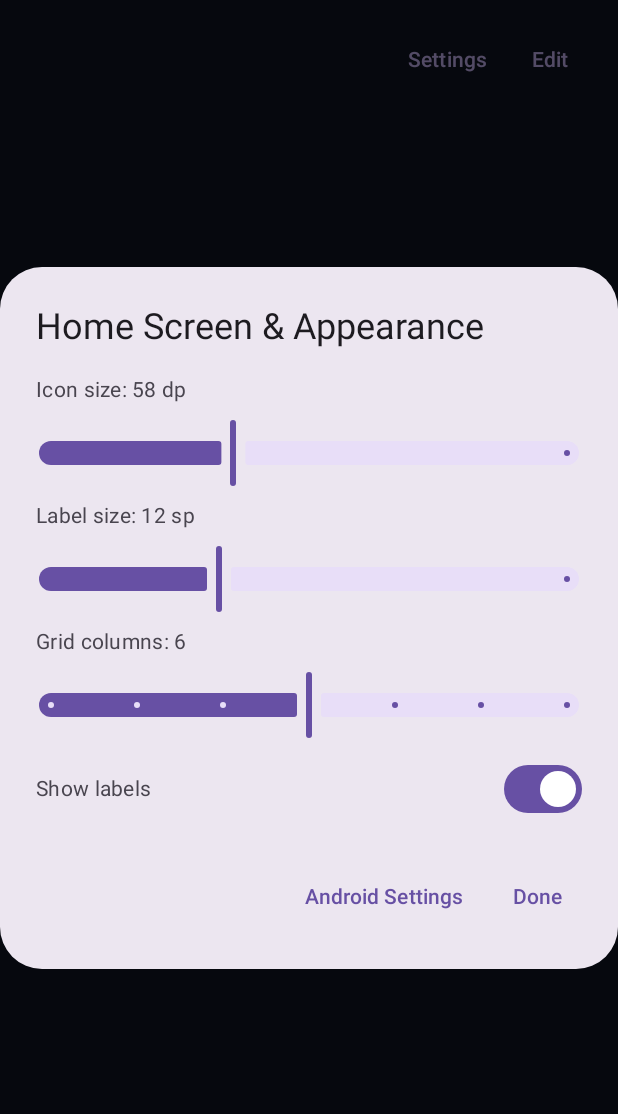
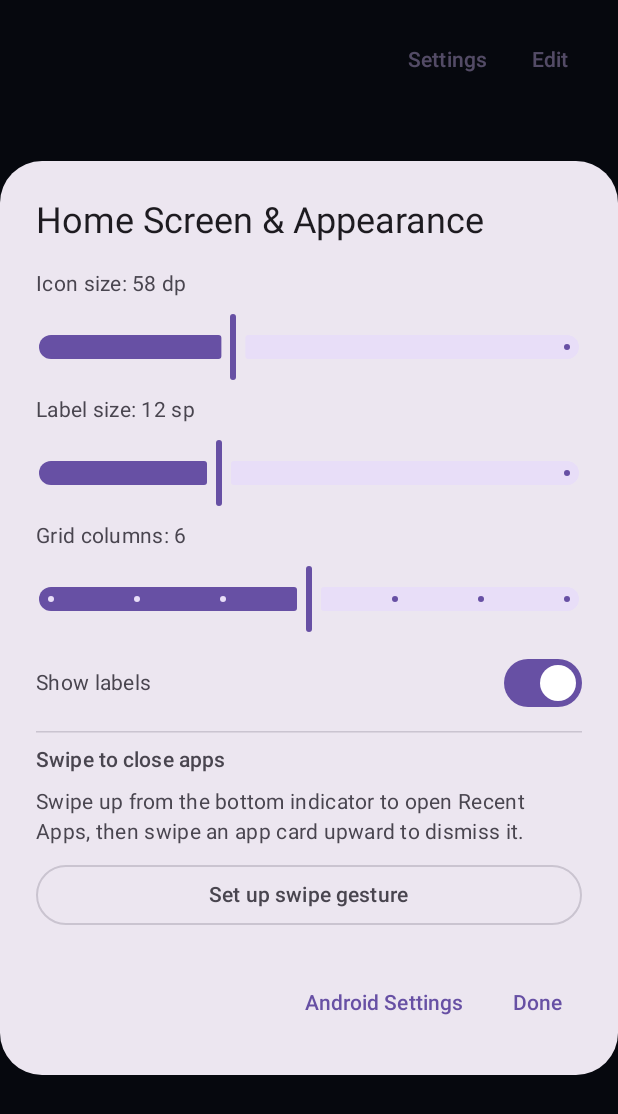
Before and after one commit to Akib-du/ipad-os, an Android app built with Jetpack Compose: the MainActivity screen opened directly, with no data from a screen before it, after a tap on "Settings", on a phone screen of 412 x 824 dp. Shown: the top 1114 px of the screen. Run offline under Robolectric (Android 15) with nearby library versions, the phone set to English and light mode, and no system bars.

Commit message:
Add swipe gesture setup to launcher settings

```diff
--- a/app/src/main/java/com/akib/ipadoslauncher/MainActivity.kt
+++ b/app/src/main/java/com/akib/ipadoslauncher/MainActivity.kt
@@ -23,9 +23,17 @@ import androidx.compose.ui.unit.dp
 import androidx.compose.ui.unit.sp
 
 class MainActivity : ComponentActivity() {
- override fun onCreate(savedInstanceState: Bundle?) { super.onCreate(savedInstanceState); setContent { LauncherScreen() } }
+    override fun onCreate(savedInstanceState: Bundle?) {
+        super.onCreate(savedInstanceState)
+        setContent { LauncherScreen() }
     }
-data class LaunchApp(val title: String, val pkg: String, val icon: android.graphics.drawable.Drawable)
+}
+
+data class LaunchApp(
+    val title: String,
+    val pkg: String,
+    val icon: android.graphics.drawable.Drawable
+)
 
 @Composable
 fun LauncherScreen() {
@@ -39,55 +47,178 @@ fun LauncherScreen() {
     var columns by remember { mutableIntStateOf(6) }
     var labels by remember { mutableStateOf(true) }
     var chosen by remember { mutableStateOf<LaunchApp?>(null) }
+
     LaunchedEffect(Unit) {
-  val q = Intent(Intent.ACTION_MAIN).addCategory(Intent.CATEGORY_LAUNCHER)
+        val query = Intent(Intent.ACTION_MAIN).addCategory(Intent.CATEGORY_LAUNCHER)
         @Suppress("DEPRECATION")
-  apps = pm.queryIntentActivities(q, PackageManager.MATCH_ALL).mapNotNull { r ->
-   val ai = r.activityInfo ?: return@mapNotNull null
-   LaunchApp(r.loadLabel(pm).toString(), ai.packageName, r.loadIcon(pm))
+        apps = pm.queryIntentActivities(query, PackageManager.MATCH_ALL).mapNotNull { result ->
+            val activityInfo = result.activityInfo ?: return@mapNotNull null
+            LaunchApp(
+                result.loadLabel(pm).toString(),
+                activityInfo.packageName,
+                result.loadIcon(pm)
+            )
         }.distinctBy { it.pkg }.sortedBy { it.title.lowercase() }
     }
+
     MaterialTheme(colorScheme = darkColorScheme()) {
-  Column(Modifier.fillMaxSize().background(Color(0xFF101522)).padding(16.dp)) {
+        Column(
+            Modifier.fillMaxSize().background(Color(0xFF101522)).padding(16.dp)
+        ) {
             Row(Modifier.fillMaxWidth(), horizontalArrangement = Arrangement.End) {
                 TextButton(onClick = { settings = true }) { Text("Settings") }
-    TextButton(onClick = { edit = !edit }) { Text(if (edit) "Done" else "Edit") }
+                TextButton(onClick = { edit = !edit }) {
+                    Text(if (edit) "Done" else "Edit")
                 }
-   LazyVerticalGrid(columns = GridCells.Fixed(columns), modifier = Modifier.weight(1f), horizontalArrangement = Arrangement.spacedBy(10.dp), verticalArrangement = Arrangement.spacedBy(16.dp)) {
+            }
+
+            LazyVerticalGrid(
+                columns = GridCells.Fixed(columns),
+                modifier = Modifier.weight(1f),
+                horizontalArrangement = Arrangement.spacedBy(10.dp),
+                verticalArrangement = Arrangement.spacedBy(16.dp)
+            ) {
                 items(apps, key = { it.pkg }) { app ->
-     Column(horizontalAlignment = Alignment.CenterHorizontally, modifier = Modifier.clickable {
-      if (edit) chosen = app else runCatching { ctx.startActivity(pm.getLaunchIntentForPackage(app.pkg)) }
-     }) {
-      Box(Modifier.size(iconSize.dp).background(Color(0xFF29364D), RoundedCornerShape(20.dp)), contentAlignment = Alignment.Center) {
-       androidx.compose.foundation.Image(androidx.compose.ui.graphics.painter.DrawablePainter(app.icon), app.title, Modifier.fillMaxSize().padding(4.dp))
-       if (edit) Text("−", Modifier.align(Alignment.TopStart).background(Color(0xFFCE4854), RoundedCornerShape(50)).padding(horizontal = 5.dp), color = Color.White)
-      }
-      if (labels) Text(app.title, color = Color.White, fontSize = labelSize.sp, textAlign = TextAlign.Center, maxLines = 2)
+                    Column(
+                        horizontalAlignment = Alignment.CenterHorizontally,
+                        modifier = Modifier.clickable {
+                            if (edit) {
+                                chosen = app
+                            } else {
+                                runCatching {
+                                    pm.getLaunchIntentForPackage(app.pkg)?.let(ctx::startActivity)
                                 }
                             }
                         }
-   Row(Modifier.fillMaxWidth().background(Color(0xAA29364D), RoundedCornerShape(26.dp)).padding(12.dp), horizontalArrangement = Arrangement.Center) {
+                    ) {
+                        Box(
+                            Modifier.size(iconSize.dp)
+                                .background(Color(0xFF29364D), RoundedCornerShape(20.dp)),
+                            contentAlignment = Alignment.Center
+                        ) {
+                            androidx.compose.foundation.Image(
+                                androidx.compose.ui.graphics.painter.DrawablePainter(app.icon),
+                                app.title,
+                                Modifier.fillMaxSize().padding(4.dp)
+                            )
+                            if (edit) {
+                                Text(
+                                    "−",
+                                    Modifier.align(Alignment.TopStart)
+                                        .background(Color(0xFFCE4854), RoundedCornerShape(50))
+                                        .padding(horizontal = 5.dp),
+                                    color = Color.White
+                                )
+                            }
+                        }
+                        if (labels) {
+                            Text(
+                                app.title,
+                                color = Color.White,
+                                fontSize = labelSize.sp,
+                                textAlign = TextAlign.Center,
+                                maxLines = 2
+                            )
+                        }
+                    }
+                }
+            }
+
+            Row(
+                Modifier.fillMaxWidth()
+                    .background(Color(0xAA29364D), RoundedCornerShape(26.dp))
+                    .padding(12.dp),
+                horizontalArrangement = Arrangement.Center
+            ) {
                 apps.take(5).forEach { app ->
-     Box(Modifier.padding(horizontal = 8.dp).size(44.dp).clickable { runCatching { ctx.startActivity(pm.getLaunchIntentForPackage(app.pkg)) } }) {
-      androidx.compose.foundation.Image(androidx.compose.ui.graphics.painter.DrawablePainter(app.icon), app.title, Modifier.fillMaxSize())
+                    Box(
+                        Modifier.padding(horizontal = 8.dp).size(44.dp).clickable {
+                            runCatching {
+                                pm.getLaunchIntentForPackage(app.pkg)?.let(ctx::startActivity)
+                            }
+                        }
+                    ) {
+                        androidx.compose.foundation.Image(
+                            androidx.compose.ui.graphics.painter.DrawablePainter(app.icon),
+                            app.title,
+                            Modifier.fillMaxSize()
+                        )
                     }
                 }
             }
         }
     }
- if (settings) AlertDialog(onDismissRequest = { settings = false }, title = { Text("Home Screen & Appearance") }, text = {
+
+    if (settings) {
+        AlertDialog(
+            onDismissRequest = { settings = false },
+            title = { Text("Home Screen & Appearance") },
+            text = {
                 Column(verticalArrangement = Arrangement.spacedBy(8.dp)) {
-   Text("Icon size: " + iconSize.toInt() + " dp"); Slider(iconSize, { iconSize = it }, valueRange = 40f..90f)
-   Text("Label size: " + labelSize.toInt() + " sp"); Slider(labelSize, { labelSize = it }, valueRange = 9f..18f)
-   Text("Grid columns: " + columns); Slider(columns.toFloat(), { columns = it.toInt().coerceIn(3, 9) }, valueRange = 3f..9f, steps = 5)
-   Row(verticalAlignment = Alignment.CenterVertically) { Text("Show labels"); Spacer(Modifier.weight(1f)); Switch(labels, { labels = it }) }
+                    Text("Icon size: ${iconSize.toInt()} dp")
+                    Slider(iconSize, { iconSize = it }, valueRange = 40f..90f)
+                    Text("Label size: ${labelSize.toInt()} sp")
+                    Slider(labelSize, { labelSize = it }, valueRange = 9f..18f)
+                    Text("Grid columns: $columns")
+                    Slider(
+                        columns.toFloat(),
+                        { columns = it.toInt().coerceIn(3, 9) },
+                        valueRange = 3f..9f,
+                        steps = 5
+                    )
+                    Row(verticalAlignment = Alignment.CenterVertically) {
+                        Text("Show labels")
+                        Spacer(Modifier.weight(1f))
+                        Switch(labels, { labels = it })
                     }
- }, confirmButton = { TextButton(onClick = { settings = false }) { Text("Done") } }, dismissButton = {
-  TextButton(onClick = { ctx.startActivity(Intent(Settings.ACTION_SETTINGS)) }) { Text("Android Settings") }
- })
- chosen?.let { app ->
-  AlertDialog(onDismissRequest = { chosen = null }, title = { Text(app.title) }, text = { Text("Open Android app info to remove or uninstall this app.") },
-   confirmButton = { TextButton(onClick = { ctx.startActivity(Intent(Settings.ACTION_APPLICATION_DETAILS_SETTINGS, android.net.Uri.parse("package:" + app.pkg))); chosen = null }) { Text("App info") } },
-   dismissButton = { TextButton(onClick = { chosen = null }) { Text("Cancel") } })
+                    HorizontalDivider()
+                    Text("Swipe to close apps", style = MaterialTheme.typography.titleSmall)
+                    Text(
+                        "Swipe up from the bottom indicator to open Recent Apps, then swipe an app card upward to dismiss it."
+                    )
+                    OutlinedButton(
+                        onClick = {
+                            settings = false
+                            runCatching {
+                                ctx.startActivity(Intent(Settings.ACTION_ACCESSIBILITY_SETTINGS))
+                            }
+                        },
+                        modifier = Modifier.fillMaxWidth()
+                    ) {
+                        Text("Set up swipe gesture")
                     }
                 }
+            },
+            confirmButton = {
+                TextButton(onClick = { settings = false }) { Text("Done") }
+            },
+            dismissButton = {
+                TextButton(onClick = { ctx.startActivity(Intent(Settings.ACTION_SETTINGS)) }) {
+                    Text("Android Settings")
+                }
+            }
+        )
+    }
+
+    chosen?.let { app ->
+        AlertDialog(
+            onDismissRequest = { chosen = null },
+            title = { Text(app.title) },
+            text = { Text("Open Android app info to remove or uninstall this app.") },
+            confirmButton = {
+                TextButton(onClick = {
+                    ctx.startActivity(
+                        Intent(
+                            Settings.ACTION_APPLICATION_DETAILS_SETTINGS,
+                            android.net.Uri.parse("package:" + app.pkg)
+                        )
+                    )
+                    chosen = null
+                }) { Text("App info") }
+            },
+            dismissButton = {
+                TextButton(onClick = { chosen = null }) { Text("Cancel") }
+            }
+        )
+    }
+}
```
Lines whose indentation alone changed are shown as unchanged.
